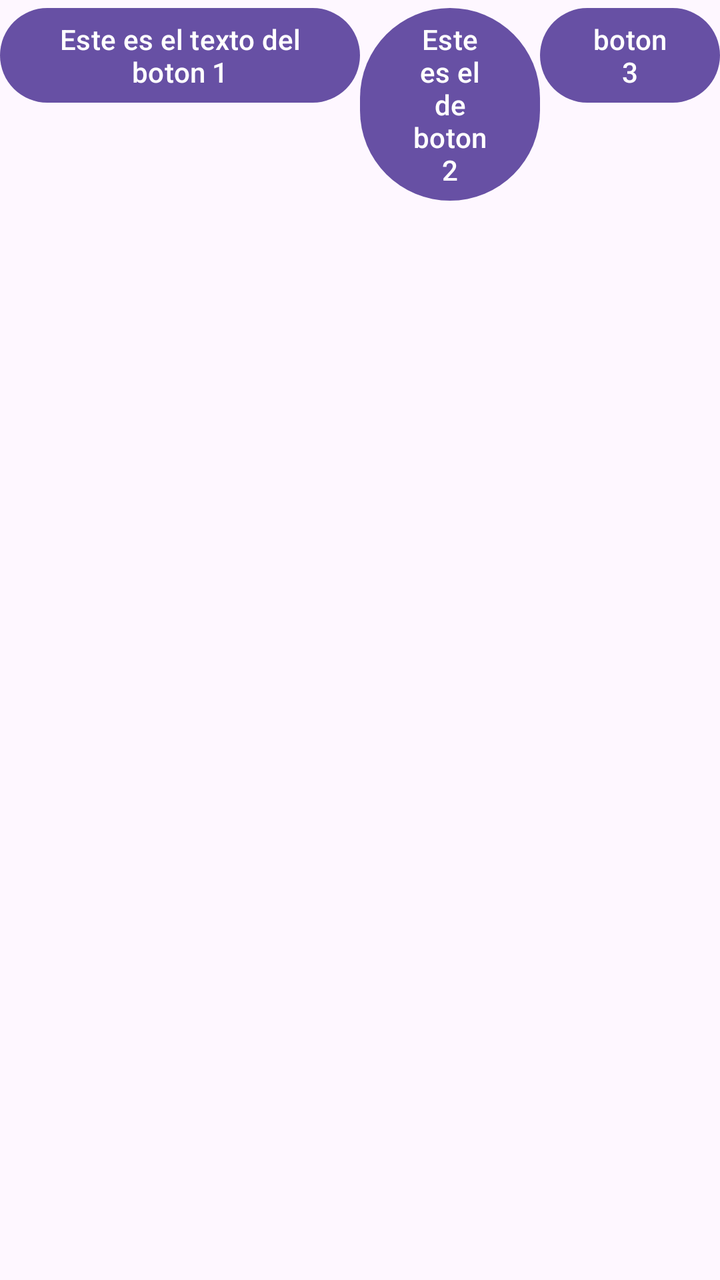
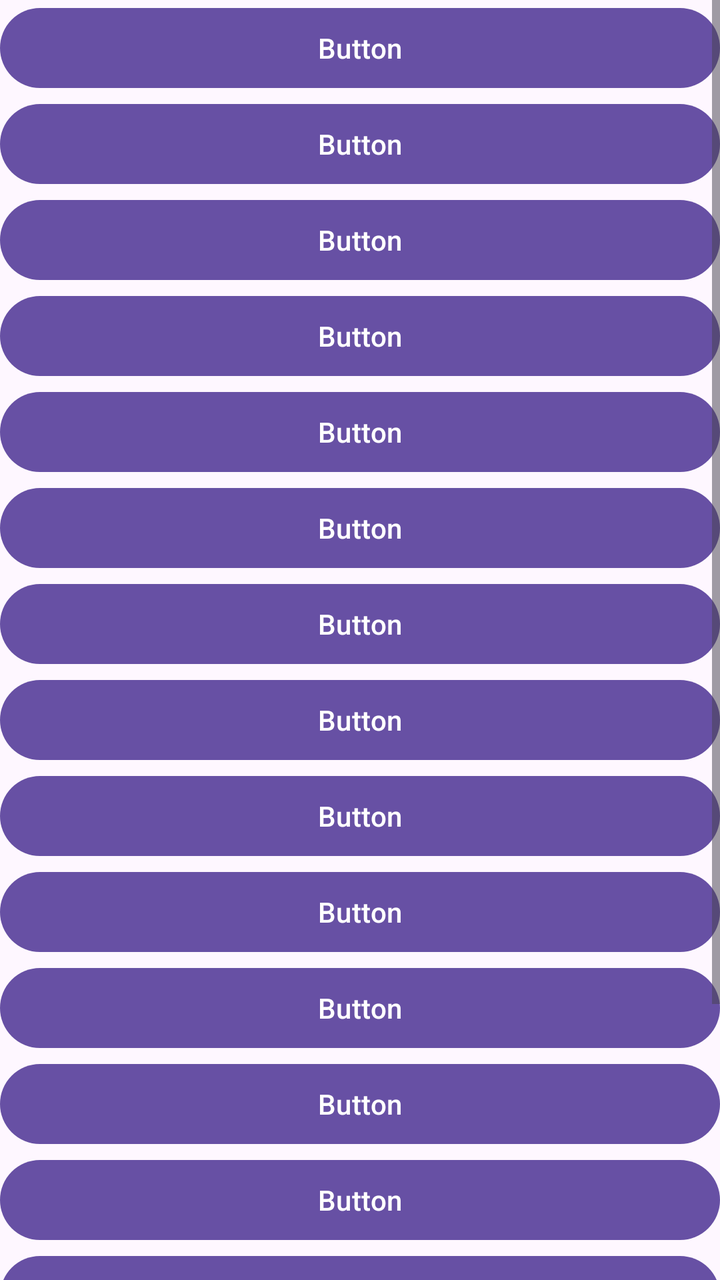

Before-and-after screenshots of an Android layout around one commit, followed by the original layout XML and the change that was made.
<!-- AndroidManifest.xml: application theme Theme.MyApplication -->
<!-- res/layout/activity_main.xml -->
<?xml version="1.0" encoding="utf-8"?>
<LinearLayout xmlns:android="http://schemas.android.com/apk/res/android"
    xmlns:app="http://schemas.android.com/apk/res-auto"
    xmlns:tools="http://schemas.android.com/tools"
    android:id="@+id/main"
    android:layout_width="match_parent"
    android:layout_height="match_parent"
    android:gravity="center_horizontal"
    android:orientation="horizontal"
    android:weightSum="4"
    tools:context=".MainActivity"
    >

    <Button
        android:id="@+id/button7"
        android:layout_width="0dp"
        android:layout_height="wrap_content"
        android:text="Este es el texto del boton 1"
        android:layout_weight="2"/>

    <Button
        android:id="@+id/button8"
        android:layout_width="0dp"
        android:layout_height="wrap_content"
        android:text="Este es el de boton 2"
        android:layout_weight="1"/>

    <Button
        android:id="@+id/button9"
        android:layout_width="0dp"
        android:layout_height="wrap_content"
        android:text="boton 3"
        android:layout_weight="1"/>

</LinearLayout>
<!-- resources referenced by this layout -->
<resources>
  <style name="Theme.MyApplication" parent="Base.Theme.MyApplication" />
  <style name="Base.Theme.MyApplication" parent="Theme.Material3.DayNight.NoActionBar">
          
          
      </style>
</resources>

<!-- the commit's change to res/layout/activity_main.xml (unified diff, before → after) -->
@@ -1,5 +1,5 @@
 <?xml version="1.0" encoding="utf-8"?>
-<LinearLayout xmlns:android="http://schemas.android.com/apk/res/android"
+<RelativeLayout xmlns:android="http://schemas.android.com/apk/res/android"
     xmlns:app="http://schemas.android.com/apk/res-auto"
     xmlns:tools="http://schemas.android.com/tools"
     android:id="@+id/main"
@@ -7,29 +7,119 @@
     android:layout_height="match_parent"
     android:gravity="center_horizontal"
     android:orientation="horizontal"
-    android:weightSum="4"
     tools:context=".MainActivity"
     >
 
-    <Button
-        android:id="@+id/button7"
-        android:layout_width="0dp"
-        android:layout_height="wrap_content"
-        android:text="Este es el texto del boton 1"
-        android:layout_weight="2"/>
+    <ScrollView
+        android:layout_width="match_parent"
+        android:layout_height="match_parent">
 
-    <Button
-        android:id="@+id/button8"
-        android:layout_width="0dp"
-        android:layout_height="wrap_content"
-        android:text="Este es el de boton 2"
-        android:layout_weight="1"/>
+        <LinearLayout
+            android:layout_width="match_parent"
+            android:layout_height="wrap_content"
+            android:orientation="vertical" >
 
-    <Button
-        android:id="@+id/button9"
-        android:layout_width="0dp"
-        android:layout_height="wrap_content"
-        android:text="boton 3"
-        android:layout_weight="1"/>
+            <Button
+                android:id="@+id/button7"
+                android:layout_width="match_parent"
+                android:layout_height="wrap_content"
+                android:text="Button" />
 
-</LinearLayout>
+            <Button
+                android:id="@+id/button8"
+                android:layout_width="match_parent"
+                android:layout_height="wrap_content"
+                android:text="Button" />
+
+            <Button
+                android:id="@+id/button9"
+                android:layout_width="match_parent"
+                android:layout_height="wrap_content"
+                android:text="Button" />
+
+            <Button
+                android:id="@+id/button23"
+                android:layout_width="match_parent"
+                android:layout_height="wrap_content"
+                android:text="Button" />
+
+            <Button
+                android:id="@+id/button22"
+                android:layout_width="match_parent"
+                android:layout_height="wrap_content"
+                android:text="Button" />
+
+            <Button
+                android:id="@+id/button10"
+                android:layout_width="match_parent"
+                android:layout_height="wrap_content"
+                android:text="Button" />
+
+            <Button
+                android:id="@+id/button21"
+                android:layout_width="match_parent"
+                android:layout_height="wrap_content"
+                android:text="Button" />
+
+            <Button
+                android:id="@+id/button11"
+                android:layout_width="match_parent"
+                android:layout_height="wrap_content"
+                android:text="Button" />
+
+            <Button
+                android:id="@+id/button12"
+                android:layout_width="match_parent"
+                android:layout_height="wrap_content"
+                android:text="Button" />
+
+            <Button
+                android:id="@+id/button13"
+                android:layout_width="match_parent"
+                android:layout_height="wrap_content"
+                android:text="Button" />
+
+            <Button
+                android:id="@+id/button14"
+                android:layout_width="match_parent"
+                android:layout_height="wrap_content"
+                android:text="Button" />
+
+            <Button
+                android:id="@+id/button15"
+                android:layout_width="match_parent"
+                android:layout_height="wrap_content"
+                android:text="Button" />
+
+            <Button
+                android:id="@+id/button16"
+                android:layout_width="match_parent"
+                android:layout_height="wrap_content"
+                android:text="Button" />
+
+            <Button
+                android:id="@+id/button17"
+                android:layout_width="match_parent"
+                android:layout_height="wrap_content"
+                android:text="Button" />
+
+            <Button
+                android:id="@+id/button18"
+                android:layout_width="match_parent"
+                android:layout_height="wrap_content"
+                android:text="Button" />
+
+            <Button
+                android:id="@+id/button19"
+                android:layout_width="match_parent"
+                android:layout_height="wrap_content"
+                android:text="Button" />
+
+            <Button
+                android:id="@+id/button20"
+                android:layout_width="match_parent"
+                android:layout_height="wrap_content"
+                android:text="Button" />
+        </LinearLayout>
+    </ScrollView>
+</RelativeLayout>
